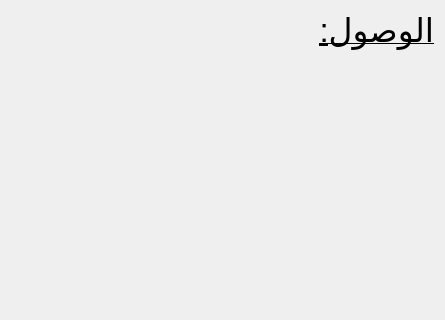
Above: app/ui/forms/popup_form.ui from yahiab05/student-managment-v2.0 before the change; both pictures show x 0 to 445 and y 0 to 320 of the 445 by 595 pixel window. Below: the same form after it.
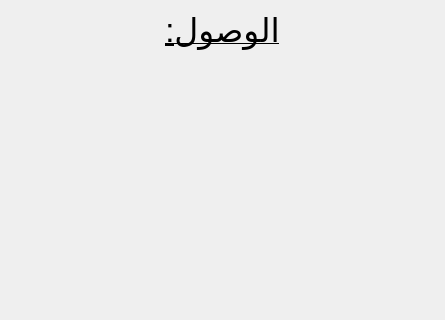
That is the form after the change.

What changed in the file:
```diff
--- a/app/ui/forms/popup_form.ui
+++ b/app/ui/forms/popup_form.ui
@@ -31,6 +31,9 @@
      <property name="text">
       <string>الوصول:</string>
      </property>
+     <property name="alignment">
+      <set>Qt::AlignCenter</set>
+     </property>
     </widget>
    </item>
    <item>
```
Left out of the diff: 4 changed lines with no effect on the pictures.
